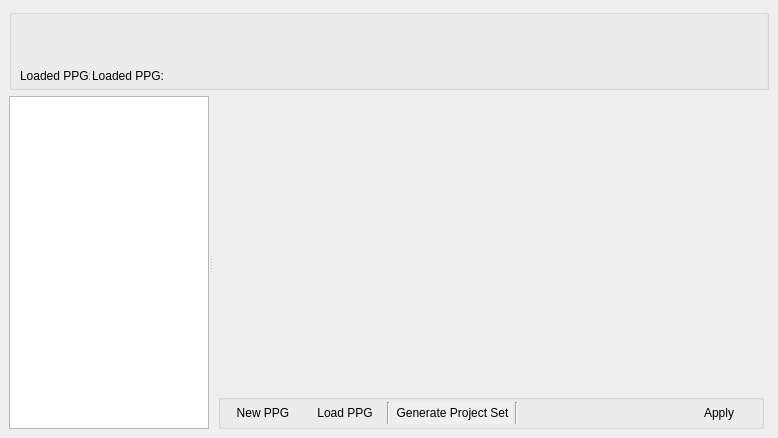
kumar-lakshmanan/our-py-lib, file trunk/PPG/src/user_interface/win_main.ui: the form before one commit.
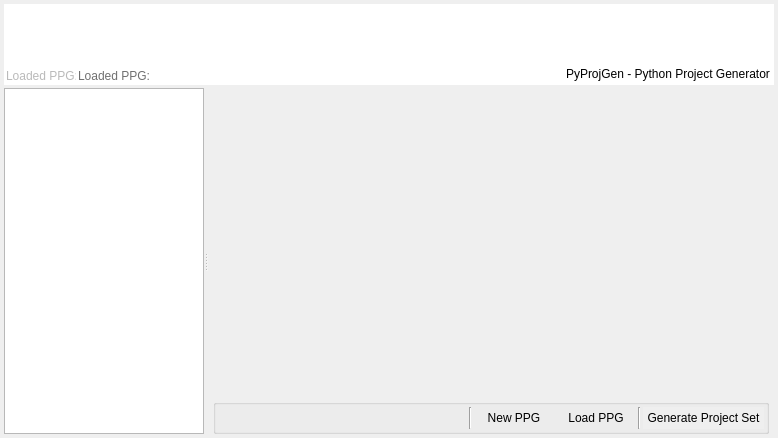
The form after the commit. Icons and pictures are not drawn.

Diff of the .ui file:
```diff
--- a/trunk/PPG/src/user_interface/win_main.ui
+++ b/trunk/PPG/src/user_interface/win_main.ui
@@ -15,96 +15,21 @@
   </property>
   <widget class="QWidget" name="centralwidget">
    <layout class="QGridLayout" name="gridLayout">
-    <item row="0" column="0">
-     <widget class="QGroupBox" name="groupBox">
-      <property name="minimumSize">
-       <size>
-        <width>0</width>
-        <height>81</height>
-       </size>
-      </property>
-      <property name="maximumSize">
-       <size>
-        <width>16777215</width>
-        <height>81</height>
-       </size>
-      </property>
-      <property name="title">
-       <string/>
-      </property>
-      <layout class="QGridLayout" name="gridLayout_7">
-       <property name="leftMargin">
-        <number>2</number>
-       </property>
-       <property name="topMargin">
-        <number>2</number>
-       </property>
-       <property name="rightMargin">
-        <number>2</number>
-       </property>
-       <property name="bottomMargin">
-        <number>2</number>
-       </property>
-       <property name="spacing">
-        <number>2</number>
-       </property>
-       <item row="0" column="0">
-        <spacer name="verticalSpacer">
-         <property name="orientation">
-          <enum>Qt::Vertical</enum>
-         </property>
-         <property name="sizeHint" stdset="0">
-          <size>
-           <width>20</width>
-           <height>30</height>
-          </size>
-         </property>
-        </spacer>
-       </item>
-       <item row="1" column="0">
-        <widget class="QWidget" name="widget_3" native="true">
-         <layout class="QGridLayout" name="gridLayout_6">
-          <property name="leftMargin">
-           <number>6</number>
-          </property>
-          <property name="topMargin">
-           <number>2</number>
-          </property>
-          <property name="rightMargin">
-           <number>2</number>
-          </property>
-          <property name="bottomMargin">
-           <number>2</number>
-          </property>
-          <property name="spacing">
-           <number>2</number>
-          </property>
-          <item row="0" column="1">
-           <widget class="QLabel" name="lineEdit">
-            <property name="text">
-             <string>Loaded PPG:  </string>
-            </property>
-           </widget>
-          </item>
-          <item row="0" column="0">
-           <widget class="QLabel" name="label">
-            <property name="maximumSize">
-             <size>
-              <width>70</width>
-              <height>16777215</height>
-             </size>
-            </property>
-            <property name="text">
-             <string>Loaded PPG:  </string>
-            </property>
-           </widget>
-          </item>
-         </layout>
-        </widget>
-       </item>
-      </layout>
-     </widget>
-    </item>
+    <property name="leftMargin">
+     <number>4</number>
+    </property>
+    <property name="topMargin">
+     <number>4</number>
+    </property>
+    <property name="rightMargin">
+     <number>4</number>
+    </property>
+    <property name="bottomMargin">
+     <number>4</number>
+    </property>
+    <property name="spacing">
+     <number>3</number>
+    </property>
     <item row="1" column="0">
      <widget class="QWidget" name="widget_2" native="true">
       <layout class="QGridLayout" name="gridLayout_3">
@@ -239,20 +164,7 @@
               <property name="spacing">
                <number>2</number>
               </property>
-              <item row="0" column="6">
-               <spacer name="horizontalSpacer">
-                <property name="orientation">
-                 <enum>Qt::Horizontal</enum>
-                </property>
-                <property name="sizeHint" stdset="0">
-                 <size>
-                  <width>206</width>
-                  <height>20</height>
-                 </size>
-                </property>
-               </spacer>
-              </item>
-              <item row="0" column="0">
+              <item row="0" column="2">
                <widget class="QPushButton" name="pushButton_4">
                 <property name="text">
                  <string>New PPG</string>
@@ -262,7 +174,7 @@
                 </property>
                </widget>
               </item>
-              <item row="0" column="4">
+              <item row="0" column="6">
                <widget class="QPushButton" name="pushButton_3">
                 <property name="autoFillBackground">
                  <bool>true</bool>
@@ -278,31 +190,14 @@
                 </property>
                </widget>
               </item>
-              <item row="0" column="2">
+              <item row="0" column="4">
                <widget class="Line" name="line_2">
                 <property name="orientation">
                  <enum>Qt::Vertical</enum>
                 </property>
                </widget>
               </item>
-              <item row="0" column="5">
-               <widget class="Line" name="line_3">
-                <property name="orientation">
-                 <enum>Qt::Vertical</enum>
-                </property>
-               </widget>
-              </item>
-              <item row="0" column="7">
-               <widget class="QPushButton" name="pushButton_5">
-                <property name="text">
-                 <string>Apply</string>
-                </property>
-                <property name="flat">
-                 <bool>true</bool>
-                </property>
-               </widget>
-              </item>
-              <item row="0" column="1">
+              <item row="0" column="3">
                <widget class="QPushButton" name="pushButton">
                 <property name="text">
                  <string>Load PPG</string>
@@ -312,6 +207,26 @@
                 </property>
                </widget>
               </item>
+              <item row="0" column="0">
+               <spacer name="horizontalSpacer">
+                <property name="orientation">
+                 <enum>Qt::Horizontal</enum>
+                </property>
+                <property name="sizeHint" stdset="0">
+                 <size>
+                  <width>206</width>
+                  <height>20</height>
+                 </size>
+                </property>
+               </spacer>
+              </item>
+              <item row="0" column="1">
+               <widget class="Line" name="line">
+                <property name="orientation">
+                 <enum>Qt::Vertical</enum>
+                </property>
+               </widget>
+              </item>
              </layout>
             </widget>
            </item>
@@ -322,6 +237,145 @@
       </layout>
      </widget>
     </item>
+    <item row="0" column="0">
+     <widget class="QWidget" name="widget" native="true">
+      <property name="minimumSize">
+       <size>
+        <width>0</width>
+        <height>81</height>
+       </size>
+      </property>
+      <property name="maximumSize">
+       <size>
+        <width>16777215</width>
+        <height>81</height>
+       </size>
+      </property>
+      <property name="styleSheet">
+       <string notr="true">background-color: rgb(255, 255, 255);
+border-color: rgb(127, 127, 127);</string>
+      </property>
+      <layout class="QGridLayout" name="gridLayout_7">
+       <property name="leftMargin">
+        <number>2</number>
+       </property>
+       <property name="topMargin">
+        <number>2</number>
+       </property>
+       <property name="rightMargin">
+        <number>2</number>
+       </property>
+       <property name="bottomMargin">
+        <number>2</number>
+       </property>
+       <property name="spacing">
+        <number>2</number>
+       </property>
+       <item row="0" column="2">
+        <spacer name="verticalSpacer">
+         <property name="orientation">
+          <enum>Qt::Vertical</enum>
+         </property>
+         <property name="sizeHint" stdset="0">
+          <size>
+           <width>20</width>
+           <height>30</height>
+          </size>
+         </property>
+        </spacer>
+       </item>
+       <item row="1" column="1">
+        <widget class="QLabel" name="lineEdit">
+         <property name="styleSheet">
+          <string notr="true">color: rgb(112, 112, 112);</string>
+         </property>
+         <property name="text">
+          <string>Loaded PPG:  </string>
+         </property>
+         <property name="alignment">
+          <set>Qt::AlignBottom|Qt::AlignLeading|Qt::AlignLeft</set>
+         </property>
+        </widget>
+       </item>
+       <item row="1" column="0">
+        <widget class="QLabel" name="label">
+         <property name="maximumSize">
+          <size>
+           <width>70</width>
+           <height>16777215</height>
+          </size>
+         </property>
+         <property name="styleSheet">
+          <string notr="true">color: rgb(186, 186, 186);</string>
+         </property>
+         <property name="text">
+          <string>Loaded PPG:  </string>
+         </property>
+         <property name="alignment">
+          <set>Qt::AlignBottom|Qt::AlignLeading|Qt::AlignLeft</set>
+         </property>
+        </widget>
+       </item>
+       <item row="1" column="2">
+        <widget class="QWidget" name="widget_3" native="true">
+         <layout class="QGridLayout" name="gridLayout_6">
+          <property name="leftMargin">
+           <number>6</number>
+          </property>
+          <property name="topMargin">
+           <number>2</number>
+          </property>
+          <property name="rightMargin">
+           <number>2</number>
+          </property>
+          <property name="bottomMargin">
+           <number>2</number>
+          </property>
+          <property name="spacing">
+           <number>2</number>
+          </property>
+          <item row="0" column="2">
+           <spacer name="horizontalSpacer_3">
+            <property name="orientation">
+             <enum>Qt::Horizontal</enum>
+            </property>
+            <property name="sizeHint" stdset="0">
+             <size>
+              <width>40</width>
+              <height>20</height>
+             </size>
+            </property>
+           </spacer>
+          </item>
+          <item row="0" column="4">
+           <widget class="QLabel" name="label_2">
+            <property name="text">
+             <string/>
+            </property>
+            <property name="pixmap">
+             <pixmap>../core/ppg.png</pixmap>
+            </property>
+            <property name="alignment">
+             <set>Qt::AlignRight|Qt::AlignTrailing|Qt::AlignVCenter</set>
+            </property>
+           </widget>
+          </item>
+          <item row="1" column="4">
+           <widget class="QLabel" name="label_3">
+            <property name="text">
+             <string>PyProjGen - Python Project Generator</string>
+            </property>
+            <property name="alignment">
+             <set>Qt::AlignBottom|Qt::AlignLeading|Qt::AlignLeft</set>
+            </property>
+           </widget>
+          </item>
+         </layout>
+        </widget>
+       </item>
+      </layout>
+     </widget>
+    </item>
    </layout>
   </widget>
  </widget>
```
